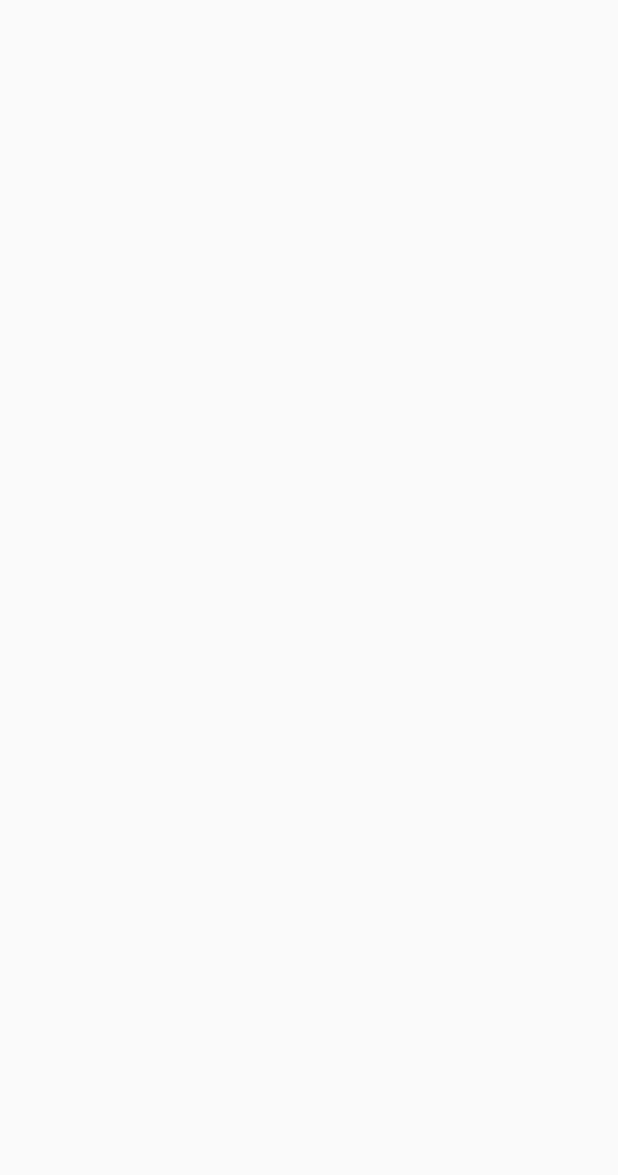
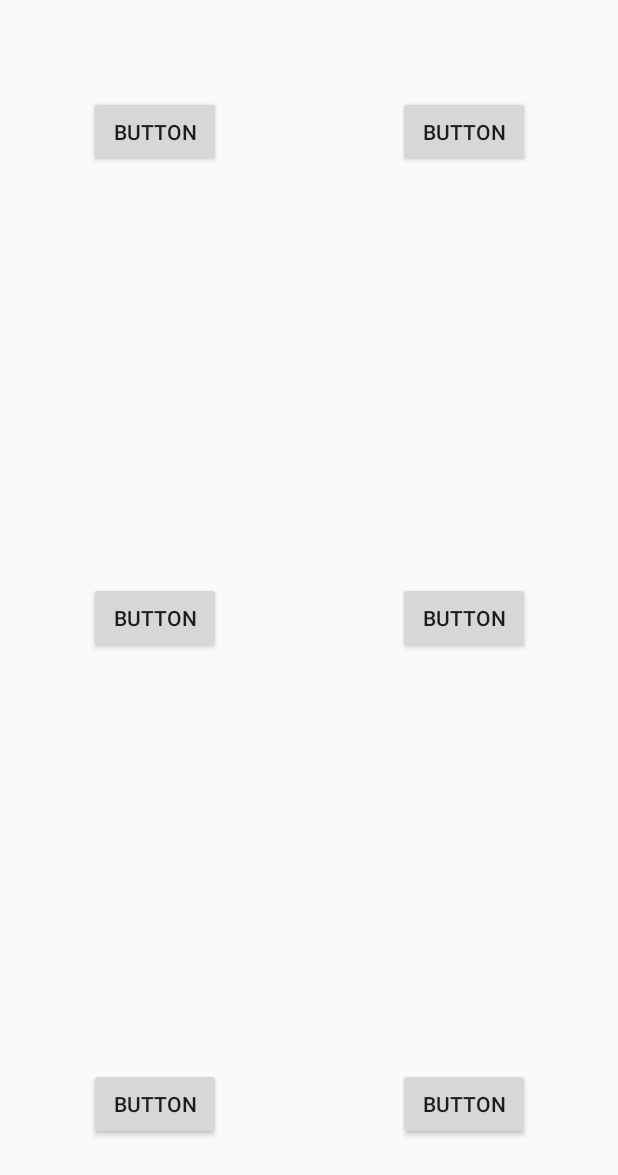
Before and after one commit to bryantanuwidjaja/HereHeroEmergency, an Android app: the InformationActivity screen opened directly, with no data from a screen before it, on a phone screen of 412 x 824 dp. Before the commit the part shown is empty. Shown: the top 1175 px of the screen. Run offline under Robolectric (Android 15) with nearby library versions, the phone set to English and light mode, and no system bars.

Commit message:
Add Button for each General Information

```diff
--- a/app/src/main/res/layout/activity_information.xml
+++ b/app/src/main/res/layout/activity_information.xml
@@ -6,4 +6,87 @@
     android:layout_height="match_parent"
     tools:context=".InformationActivity">
 
+    <Button
+        android:id="@+id/button3"
+        android:layout_width="wrap_content"
+        android:layout_height="wrap_content"
+        android:layout_marginEnd="8dp"
+        android:layout_marginStart="8dp"
+        android:layout_marginTop="64dp"
+        android:text="Button"
+        app:layout_constraintEnd_toStartOf="@+id/guideline7"
+        app:layout_constraintStart_toStartOf="parent"
+        app:layout_constraintTop_toTopOf="parent" />
+
+    <Button
+        android:id="@+id/button4"
+        android:layout_width="wrap_content"
+        android:layout_height="wrap_content"
+        android:layout_marginEnd="8dp"
+        android:layout_marginStart="8dp"
+        android:layout_marginTop="64dp"
+        android:text="Button"
+        app:layout_constraintEnd_toEndOf="parent"
+        app:layout_constraintStart_toStartOf="@+id/guideline7"
+        app:layout_constraintTop_toTopOf="parent" />
+
+    <Button
+        android:id="@+id/button5"
+        android:layout_width="wrap_content"
+        android:layout_height="wrap_content"
+        android:layout_marginBottom="8dp"
+        android:layout_marginEnd="8dp"
+        android:layout_marginStart="8dp"
+        android:layout_marginTop="8dp"
+        android:text="Button"
+        app:layout_constraintBottom_toTopOf="@+id/button8"
+        app:layout_constraintEnd_toStartOf="@+id/guideline7"
+        app:layout_constraintStart_toStartOf="parent"
+        app:layout_constraintTop_toBottomOf="@+id/button3" />
+
+    <Button
+        android:id="@+id/button6"
+        android:layout_width="wrap_content"
+        android:layout_height="wrap_content"
+        android:layout_marginBottom="8dp"
+        android:layout_marginEnd="8dp"
+        android:layout_marginStart="8dp"
+        android:layout_marginTop="8dp"
+        android:text="Button"
+        app:layout_constraintBottom_toTopOf="@+id/button11"
+        app:layout_constraintEnd_toEndOf="parent"
+        app:layout_constraintStart_toStartOf="@+id/guideline7"
+        app:layout_constraintTop_toBottomOf="@+id/button4" />
+
+    <Button
+        android:id="@+id/button8"
+        android:layout_width="wrap_content"
+        android:layout_height="wrap_content"
+        android:layout_marginBottom="64dp"
+        android:layout_marginEnd="8dp"
+        android:layout_marginStart="8dp"
+        android:text="Button"
+        app:layout_constraintBottom_toBottomOf="parent"
+        app:layout_constraintEnd_toStartOf="@+id/guideline7"
+        app:layout_constraintStart_toStartOf="parent" />
+
+    <Button
+        android:id="@+id/button11"
+        android:layout_width="wrap_content"
+        android:layout_height="wrap_content"
+        android:layout_marginBottom="64dp"
+        android:layout_marginEnd="8dp"
+        android:layout_marginStart="8dp"
+        android:text="Button"
+        app:layout_constraintBottom_toBottomOf="parent"
+        app:layout_constraintEnd_toEndOf="parent"
+        app:layout_constraintStart_toStartOf="@+id/guideline7" />
+
+    <android.support.constraint.Guideline
+        android:id="@+id/guideline7"
+        android:layout_width="wrap_content"
+        android:layout_height="wrap_content"
+        android:orientation="vertical"
+        app:layout_constraintGuide_begin="0dp"
+        app:layout_constraintGuide_percent="0.5" />
 </android.support.constraint.ConstraintLayout>
```
